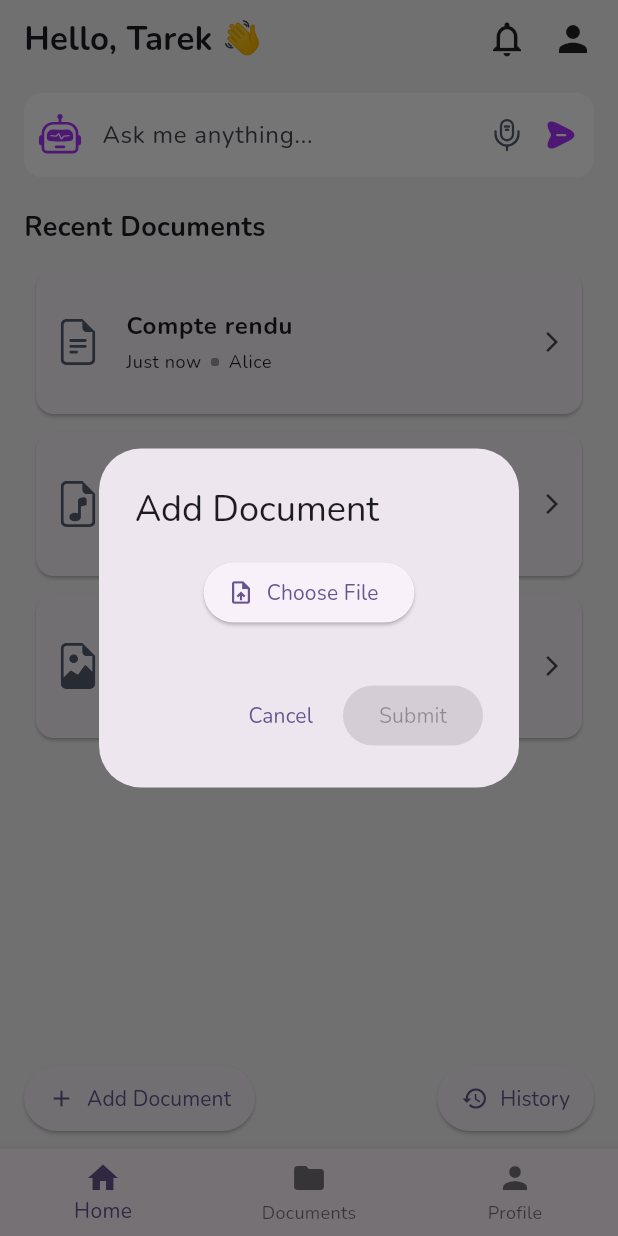
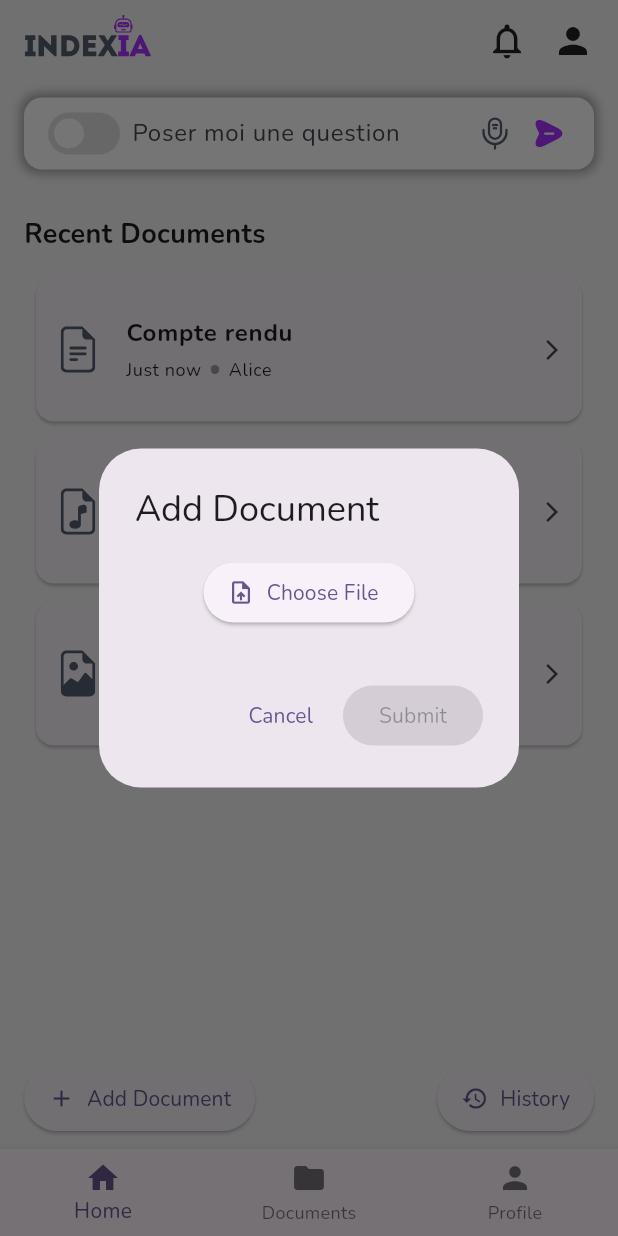
Before and after one commit to The-soulless12/Innov-Digital, a Flutter app: the screen it shows after launch, after a tap on "Add Document", on a phone screen of 412 x 824 dp. Run offline on Flutter 3.47's test engine with Material 3 defaults, Android fonts, the phone set to English and light mode, and no system bars; drawn by our look-alikes of flutter_switch; our stand-ins replace flutter_svg; missing offline and left inert: file_selector.

Commit message:
search bar updates

```diff
--- a/innov_digital/lib/widgets/ai_search_bar.dart
+++ b/innov_digital/lib/widgets/ai_search_bar.dart
@@ -1,19 +1,121 @@
+import 'dart:async';
 import 'package:flutter/material.dart';
 import 'package:flutter_svg/flutter_svg.dart';
+import 'package:flutter_switch/flutter_switch.dart';
 
-class AISearchBar extends StatelessWidget {
+class AISearchBar extends StatefulWidget {
   const AISearchBar({super.key});
 
   @override
+  State<AISearchBar> createState() => _AISearchBarState();
+}
+
+class _AISearchBarState extends State<AISearchBar> {
+  bool isKeywordMode = false;
+  String displayText = 'Poser moi une question';
+  Timer? _timer;
+  final TextEditingController _controller = TextEditingController();
+  final List<String> keywords = [];
+
+  @override
+  void initState() {
+    super.initState();
+    _setDisplayText(isKeywordMode);
+  }
+
+  void _startTypewriterEffect(String newText) {
+    int charIndex = 0;
+    setState(() {
+      displayText = '';
+    });
+
+    _timer?.cancel();
+    _timer = Timer.periodic(const Duration(milliseconds: 100), (timer) {
+      if (charIndex < newText.length) {
+        setState(() {
+          displayText += newText[charIndex];
+        });
+        charIndex++;
+      } else {
+        _timer?.cancel();
+      }
+    });
+  }
+
+  void _setDisplayText(bool keywordMode) {
+    String newText = keywordMode ? 'Entrer des mots clés' : 'Poser moi une question';
+    _startTypewriterEffect(newText);
+  }
+
+  void _handleInput(String input) {
+    List<String> words = input.trim().split(' ');
+    for (var word in words) {
+      if (word.isNotEmpty && !keywords.contains(word)) {
+        setState(() {
+          keywords.add(word);
+        });
+      }
+    }
+    _controller.clear();
+  }
+
+  @override
   Widget build(BuildContext context) {
-    return TextField(
+    return Column(
+      children: [
+        Container(
+          padding: const EdgeInsets.symmetric(horizontal: 8.0),
+          decoration: BoxDecoration(
+            color: Colors.white,
+            borderRadius: BorderRadius.circular(12),
+            boxShadow: const [
+              BoxShadow(
+                color: Colors.grey,
+                blurRadius: 6,
+                spreadRadius: 2,
+              ),
+            ],
+          ),
+          child: Row(
+            children: [
+              Padding(
+                padding: const EdgeInsets.all(8.0),
+                child: FlutterSwitch(
+                  width: 48.0,
+                  height: 28.0,
+                  toggleSize: 20.0,
+                  value: isKeywordMode,
+                  borderRadius: 20.0,
+                  padding: 4.0,
+                  activeColor: const Color(0xFFAA33FF),
+                  inactiveColor: Colors.grey.shade300,
+                  onToggle: (val) {
+                    setState(() {
+                      isKeywordMode = val;
+                      _controller.clear();
+                      keywords.clear();
+                      _setDisplayText(isKeywordMode);
+                    });
+                  },
+                ),
+              ),
+              Expanded(
+                child: TextField(
+                  controller: _controller,
                   decoration: InputDecoration(
-        hintText: 'Ask me anything...',
-        prefixIcon: Padding(
-          padding: const EdgeInsets.all(10.0),
-          child: SvgPicture.asset('assets/Robot.svg', width: 24, height: 24),
+                    hintText: displayText,
+                    hintStyle: const TextStyle(fontSize: 16, fontWeight: FontWeight.w400),
+                    border: InputBorder.none,
                   ),
-        suffixIcon: Padding(
+                  style: const TextStyle(fontSize: 16, fontWeight: FontWeight.w400),
+                  onChanged: (input) {
+                    if (isKeywordMode && input.endsWith(' ')) {
+                      _handleInput(input);
+                    }
+                  },
+                ),
+              ),
+              Padding(
                 padding: const EdgeInsets.only(right: 10.0),
                 child: Row(
                   mainAxisSize: MainAxisSize.min,
@@ -24,16 +126,78 @@ class AISearchBar extends StatelessWidget {
                       height: 24,
                     ),
                     const SizedBox(width: 12),
-              SvgPicture.asset('assets/send.svg', width: 24, height: 24),
+                    SvgPicture.asset(
+                      'assets/send.svg',
+                      width: 24,
+                      height: 24,
+                    ),
                   ],
                 ),
               ),
-        filled: true,
-        fillColor: const Color.fromARGB(255, 255, 255, 255),
-        contentPadding: const EdgeInsets.symmetric(vertical: 16),
-        border: OutlineInputBorder(
-          borderRadius: BorderRadius.circular(12),
-          borderSide: BorderSide.none,
+            ],
+          ),
+        ),
+        const SizedBox(height: 10),
+        if (keywords.isNotEmpty)
+          Wrap(
+            spacing: 8.0,
+            runSpacing: 4.0,
+            children: keywords
+                .map((keyword) => PressChip(
+                      label: keyword,
+                      onDelete: () {
+                        setState(() {
+                          keywords.remove(keyword);
+                        });
+                      },
+                    ))
+                .toList(),
+          ),
+      ],
+    );
+  }
+}
+
+class PressChip extends StatefulWidget {
+  final String label;
+  final VoidCallback? onDelete;
+
+  const PressChip({super.key, required this.label, this.onDelete});
+
+  @override
+  State<PressChip> createState() => _PressChipState();
+}
+
+class _PressChipState extends State<PressChip> {
+  bool _isPressed = false;
+
+  final Color defaultBackgroundColor = const Color(0xFF5B2682);
+  final Color pressedBackgroundColor = const Color(0xFFAA33FF);
+  final Color defaultTextColor = const Color(0xFFAA33FF);
+  final Color pressedTextColor = Colors.white;
+
+  @override
+  Widget build(BuildContext context) {
+    return GestureDetector(
+      onTapDown: (_) => setState(() => _isPressed = true),
+      onTapUp: (_) {
+        setState(() => _isPressed = false);
+        widget.onDelete?.call();
+      },
+      onTapCancel: () => setState(() => _isPressed = false),
+      child: Chip(
+        label: Text(
+          widget.label,
+          style: TextStyle(
+            color: _isPressed ? pressedTextColor : defaultTextColor,
+            fontWeight: FontWeight.bold,
+          ),
+        ),
+        backgroundColor:
+            _isPressed ? pressedBackgroundColor : defaultBackgroundColor,
+        padding: const EdgeInsets.symmetric(horizontal: 12.0, vertical: 6.0),
+        shape: RoundedRectangleBorder(
+          borderRadius: BorderRadius.circular(20),
         ),
       ),
     );
--- a/innov_digital/lib/widgets/top_bar.dart
+++ b/innov_digital/lib/widgets/top_bar.dart
@@ -1,4 +1,5 @@
 import 'package:flutter/material.dart';
+import 'package:flutter_svg/svg.dart';
 
 class TopBar extends StatelessWidget {
   const TopBar({super.key});
@@ -8,9 +9,9 @@ class TopBar extends StatelessWidget {
     return Row(
       mainAxisAlignment: MainAxisAlignment.spaceBetween,
       children: [
-        const Text(
-          'Hello, Tarek 👋',
-          style: TextStyle(fontSize: 22, fontWeight: FontWeight.bold),
+        SvgPicture.asset(
+          'assets/logo_Indexia.svg',
+          height: 35, // adjust as needed
         ),
         Row(
           children: const [
--- a/innov_digital/pubspec.yaml
+++ b/innov_digital/pubspec.yaml
@@ -38,6 +38,7 @@ dependencies:
   file_selector: ^1.0.3
   http: ^0.13.6
   path: ^1.8.3
+  flutter_switch: ^0.3.2
 
 dev_dependencies:
   flutter_test:
```
Also changed, not shown: innov_digital/assets/logo_Indexia.svg (added), innov_digital/assets/toggle.svg (added), innov_digital/pubspec.lock. Lines whose indentation alone changed are shown as unchanged.
